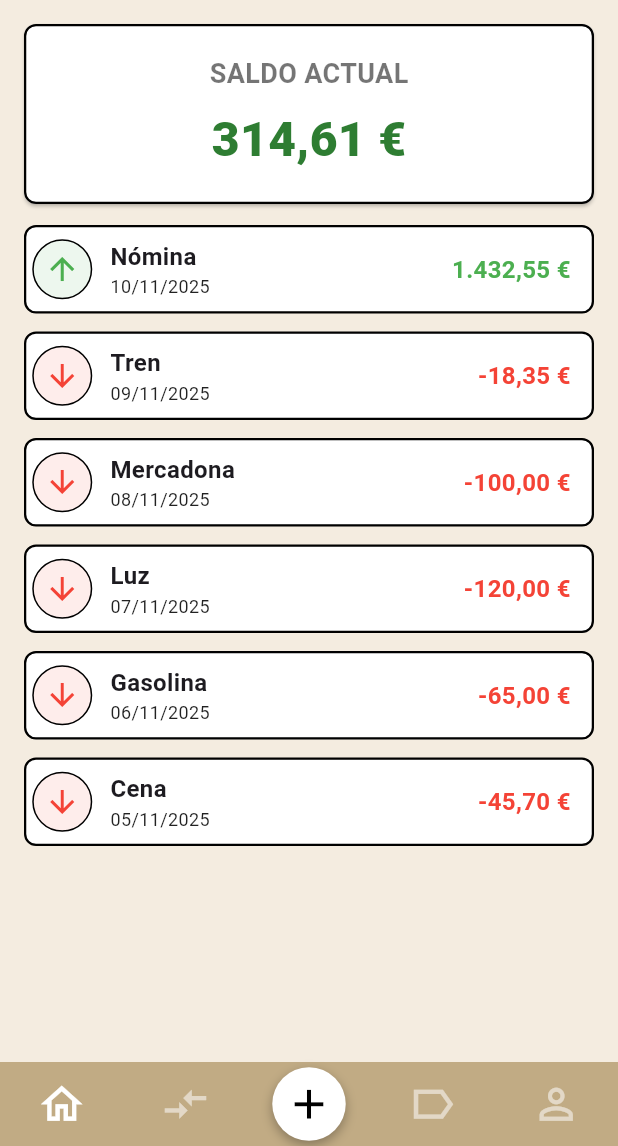
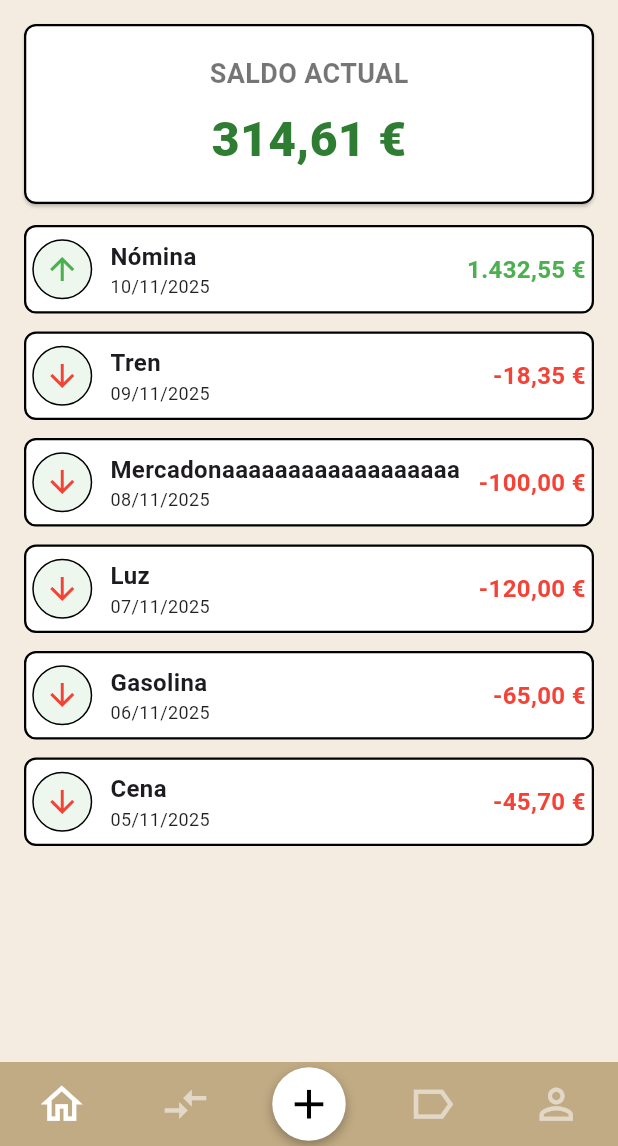
Before and after one commit to yunggraffs/chavocontrol_app, a Flutter app: the screen it shows after launch, on a phone screen of 412 x 824 dp, the part 90-1236 px from its top. Run offline on Flutter 3.47's test engine with Material 3 defaults, Android fonts, the phone set to English and light mode, and no system bars.

Commit message:
Nombre movimiento ya no se desborda

```diff
--- a/lib/data/database/fake_data.dart
+++ b/lib/data/database/fake_data.dart
@@ -36,7 +36,7 @@ class FakeData {
     // 3. Mercadona (Gasto - Hace 2 días)
     Movimiento(
       movimientoId: 1,
-      nombre: "Mercadona",
+      nombre: "Mercadonaaaaaaaaaaaaaaaaaa",
       importe: -100.00,
       descripcion: "Compra semanal de alimentos",
       fecha: DateTime.now().subtract(const Duration(days: 2)),
--- a/lib/presentation/screens/main_body.dart
+++ b/lib/presentation/screens/main_body.dart
@@ -27,7 +27,7 @@ class MainBody extends StatelessWidget {
           // ZONA SCROLLABLE
           Expanded(
             child: ListView.builder(
-              itemCount: 6,
+              itemCount: movimientos.length > 6 ? 6 : movimientos.length,
               itemBuilder: (context, index) {
                 final movimiento = movimientos[index];
                 return MovementListItem(movimiento: movimiento, isEditable: false,);
--- a/lib/presentation/widgets/movement_list_item.dart
+++ b/lib/presentation/widgets/movement_list_item.dart
@@ -49,32 +49,22 @@ class MovementListItem extends StatelessWidget {
         child: Padding(
           padding: const EdgeInsets.symmetric(vertical: 8.0, horizontal: 4.0),
           child: Row(
-            mainAxisAlignment: MainAxisAlignment.spaceBetween,
             children: [
-              // --- PARTE IZQUIERDA: Flecha + Nombre ---
-              Row(
-                mainAxisSize: MainAxisSize.min,
-                children: [
-                  // Contenedor de la Flecha
               Container(
                 width: 40,
                 height: 40,
                 decoration: BoxDecoration(
                   border: Border.all(color: Colors.black, width: 1.0),
                   borderRadius: BorderRadius.circular(20.0),
-                      // Usar withAlpha en lugar de withOpacity para evitar deprecation warning
+                  // Usar withValues en lugar de withOpacity para evitar deprecation warning
                   color: isIncome
-                          ? Colors.green.withAlpha(255 * 0.1 ~/ 1)
-                          : Colors.red.withAlpha(255 * 0.1 ~/ 1),
+                      ? Colors.green.withValues(alpha: 0.1)
+                      :  Colors.green.withValues(alpha: 0.1),
                 ),
                 child: Icon(arrowIcon, color: arrowColor, size: 24),
-                  ),
-
-                  const SizedBox(width: 12),
-
-                  // Nombre del movimiento (y opcionalmente la fecha en una columna)
-                  // Usamos Flexible para que el texto se adapte
-                  Flexible(
+              ),             // Flecha: 40px fijo
+              const SizedBox(width: 12),  // Espacio: 12px fijo
+              Expanded(
                 child: Column(
                   crossAxisAlignment: CrossAxisAlignment.start,
                   children: [
@@ -85,6 +75,8 @@ class MovementListItem extends StatelessWidget {
                         fontWeight: FontWeight.bold,
                         fontSize: 16,
                       ),
+                      overflow: TextOverflow.ellipsis,
+                      maxLines: 1,
                     ),
                     // Fecha
                     Text(
@@ -96,18 +88,9 @@ class MovementListItem extends StatelessWidget {
                     ),
                   ],
                 ),
-                  ),
-                ],
-              ),
-
-              // --- PARTE DERECHA: Importe + Opciones ---
-              Row(
-                mainAxisSize: MainAxisSize.min,
-                children: [
-                  // Importe del movimiento
-                  Container(
-                    padding: EdgeInsets.only(right: 10),
-                    child: Text(
+              ),              // Nombre: El espacio restante
+              const SizedBox(width: 8),   // Espacio: 8px fijo
+              Text(
                 amountText,
                 // Usa el importe formateado, con el signo ya incluido
                 style: TextStyle(
@@ -115,12 +98,10 @@ class MovementListItem extends StatelessWidget {
                   fontWeight: FontWeight.bold,
                   fontSize: 16,
                 ),
-                    ),
-                  ),
-
-                  // Botón de opciones (3 puntos)
-                  // Solo aparece si isEditable = true
-                  if (isEditable) ...[
+              ),                  // Importe: Se adapta
+              if (isEditable)
+                SizedBox(width: 8,),      // Espacio: 8px fijo
+              if (isEditable)
                 IconButton(
                   icon: const Icon(Icons.more_horiz, color: Colors.black),
                   onPressed: () {
@@ -130,10 +111,7 @@ class MovementListItem extends StatelessWidget {
                     minWidth: 40,
                     minHeight: 40,
                   ), // Le damos un tamaño mínimo decente
-                    ),
-                  ],
-                ],
-              ),
+                ),          // Botón: ~40px fijo
             ],
           ),
         ),
```
Lines whose indentation alone changed are shown as unchanged.
